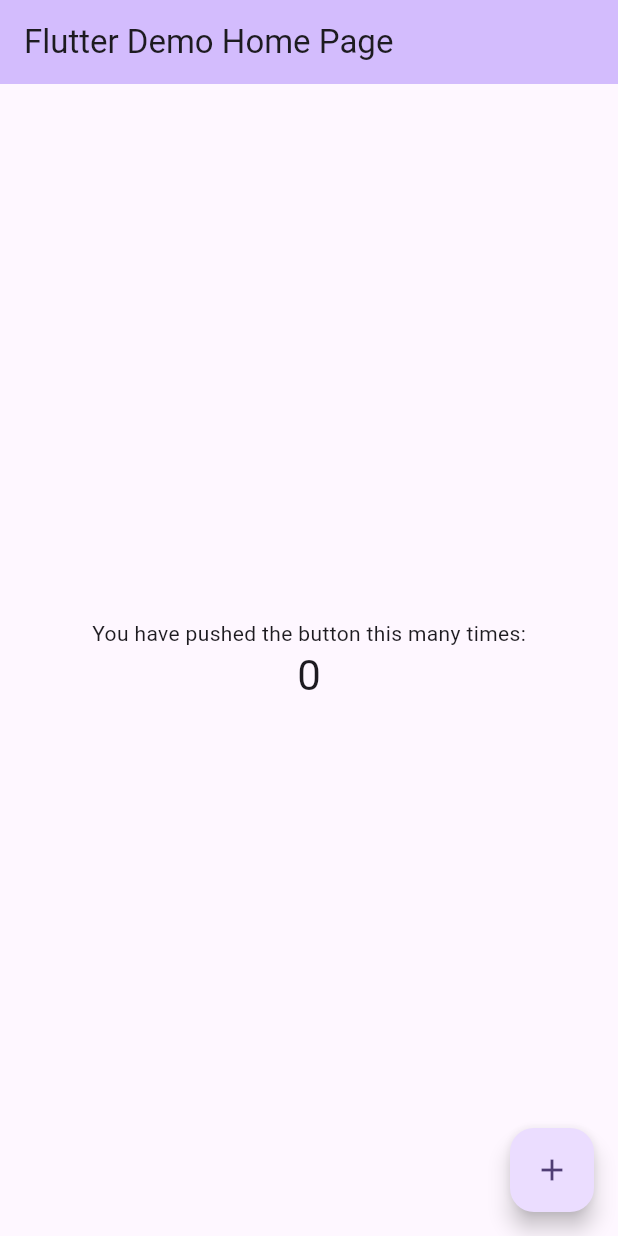
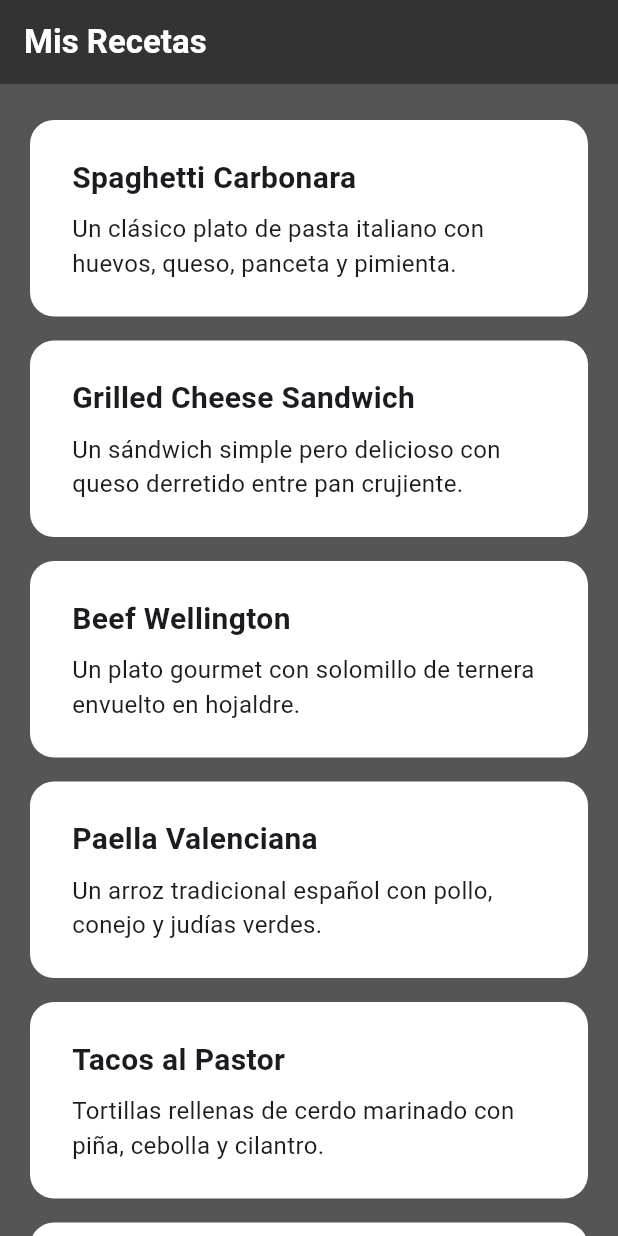
Before and after one commit to K3vnDev/my-recipes, a Flutter app: the screen it shows after launch, on a phone screen of 412 x 824 dp. Run offline on Flutter 3.47's test engine with Material 3 defaults, Android fonts, the phone set to English and light mode, and no system bars.

Commit message:
Create HomePage and list all recipes on it

```diff
--- /dev/null
+++ b/lib/consts/app_colors.dart
@@ -0,0 +1,8 @@
+import 'package:flutter/material.dart';
+
+class AppColors {
+  AppColors._();
+
+  static const Color darkGrey = Color(0xFF333333);
+  static const Color grey = Color(0xFF555555);
+}
--- a/lib/main.dart
+++ b/lib/main.dart
@@ -1,125 +1,18 @@
 import 'package:flutter/material.dart';
+import 'package:my_recipes/pages/home_page.dart';
 
 void main() {
-  runApp(const MyApp());
+  runApp(MyApp());
 }
 
 class MyApp extends StatelessWidget {
   const MyApp({super.key});
 
-  // This widget is the root of your application.
   @override
   Widget build(BuildContext context) {
     return MaterialApp(
-      title: 'Flutter Demo',
-      theme: ThemeData(
-        // This is the theme of your application.
-        //
-        // TRY THIS: Try running your application with "flutter run". You'll see
-        // the application has a purple toolbar. Then, without quitting the app,
-        // try changing the seedColor in the colorScheme below to Colors.green
-        // and then invoke "hot reload" (save your changes or press the "hot
-        // reload" button in a Flutter-supported IDE, or press "r" if you used
-        // the command line to start the app).
-        //
-        // Notice that the counter didn't reset back to zero; the application
-        // state is not lost during the reload. To reset the state, use hot
-        // restart instead.
-        //
-        // This works for code too, not just values: Most code changes can be
-        // tested with just a hot reload.
-        colorScheme: ColorScheme.fromSeed(seedColor: Colors.deepPurple),
-        useMaterial3: true,
-      ),
-      home: const MyHomePage(title: 'Flutter Demo Home Page'),
+      debugShowCheckedModeBanner: false,
+      home: HomePage(),
     );
   }
 }
-
-class MyHomePage extends StatefulWidget {
-  const MyHomePage({super.key, required this.title});
-
-  // This widget is the home page of your application. It is stateful, meaning
-  // that it has a State object (defined below) that contains fields that affect
-  // how it looks.
-
-  // This class is the configuration for the state. It holds the values (in this
-  // case the title) provided by the parent (in this case the App widget) and
-  // used by the build method of the State. Fields in a Widget subclass are
-  // always marked "final".
-
-  final String title;
-
-  @override
-  State<MyHomePage> createState() => _MyHomePageState();
-}
-
-class _MyHomePageState extends State<MyHomePage> {
-  int _counter = 0;
-
-  void _incrementCounter() {
-    setState(() {
-      // This call to setState tells the Flutter framework that something has
-      // changed in this State, which causes it to rerun the build method below
-      // so that the display can reflect the updated values. If we changed
-      // _counter without calling setState(), then the build method would not be
-      // called again, and so nothing would appear to happen.
-      _counter++;
-    });
-  }
-
-  @override
-  Widget build(BuildContext context) {
-    // This method is rerun every time setState is called, for instance as done
-    // by the _incrementCounter method above.
-    //
-    // The Flutter framework has been optimized to make rerunning build methods
-    // fast, so that you can just rebuild anything that needs updating rather
-    // than having to individually change instances of widgets.
-    return Scaffold(
-      appBar: AppBar(
-        // TRY THIS: Try changing the color here to a specific color (to
-        // Colors.amber, perhaps?) and trigger a hot reload to see the AppBar
-        // change color while the other colors stay the same.
-        backgroundColor: Theme.of(context).colorScheme.inversePrimary,
-        // Here we take the value from the MyHomePage object that was created by
-        // the App.build method, and use it to set our appbar title.
-        title: Text(widget.title),
-      ),
-      body: Center(
-        // Center is a layout widget. It takes a single child and positions it
-        // in the middle of the parent.
-        child: Column(
-          // Column is also a layout widget. It takes a list of children and
-          // arranges them vertically. By default, it sizes itself to fit its
-          // children horizontally, and tries to be as tall as its parent.
-          //
-          // Column has various properties to control how it sizes itself and
-          // how it positions its children. Here we use mainAxisAlignment to
-          // center the children vertically; the main axis here is the vertical
-          // axis because Columns are vertical (the cross axis would be
-          // horizontal).
-          //
-          // TRY THIS: Invoke "debug painting" (choose the "Toggle Debug Paint"
-          // action in the IDE, or press "p" in the console), to see the
-          // wireframe for each widget.
-          mainAxisAlignment: MainAxisAlignment.center,
-          children: <Widget>[
-            const Text(
-              'You have pushed the button this many times:',
-            ),
-            Text(
-              '$_counter',
-              style: Theme.of(context).textTheme.headlineMedium,
-            ),
-          ],
-        ),
-      ),
-      floatingActionButton: FloatingActionButton(
-        onPressed: _incrementCounter,
-        tooltip: 'Increment',
-        child: const Icon(Icons.add),
-      ), // This trailing comma makes auto-formatting nicer for build methods.
-    );
-  }
-}
--- /dev/null
+++ b/lib/models/difficulty.dart
@@ -0,0 +1 @@
+enum Difficulty { easy, medium, hard }
--- /dev/null
+++ b/lib/models/recipe.dart
@@ -0,0 +1,14 @@
+import 'package:my_recipes/models/difficulty.dart';
+
+class Recipe {
+  String title;
+  String desc;
+  int time;
+  Difficulty difficulty;
+
+  Recipe(
+      {required this.title,
+      required this.desc,
+      required this.time,
+      required this.difficulty});
+}
--- /dev/null
+++ b/lib/pages/home_page.dart
@@ -0,0 +1,72 @@
+import 'package:flutter/material.dart';
+import 'package:my_recipes/consts/app_colors.dart';
+import 'package:my_recipes/models/difficulty.dart';
+import 'package:my_recipes/models/recipe.dart';
+import 'package:my_recipes/widgets/recipe_tile.dart';
+
+class HomePage extends StatelessWidget {
+  HomePage({super.key});
+
+  final double gap = 16;
+  final List<Recipe> recipes = [
+    Recipe(
+      title: "Spaghetti Carbonara",
+      desc:
+          "Un clásico plato de pasta italiano con huevos, queso, panceta y pimienta.",
+      time: 25,
+      difficulty: Difficulty.medium,
+    ),
+    Recipe(
+      title: "Grilled Cheese Sandwich",
+      desc:
+          "Un sándwich simple pero delicioso con queso derretido entre pan crujiente.",
+      time: 10,
+      difficulty: Difficulty.easy,
+    ),
+    Recipe(
+      title: "Beef Wellington",
+      desc: "Un plato gourmet con solomillo de ternera envuelto en hojaldre.",
+      time: 90,
+      difficulty: Difficulty.hard,
+    ),
+    Recipe(
+      title: "Paella Valenciana",
+      desc: "Un arroz tradicional español con pollo, conejo y judías verdes.",
+      time: 60,
+      difficulty: Difficulty.hard,
+    ),
+    Recipe(
+      title: "Tacos al Pastor",
+      desc:
+          "Tortillas rellenas de cerdo marinado con piña, cebolla y cilantro.",
+      time: 45,
+      difficulty: Difficulty.medium,
+    ),
+    Recipe(
+      title: "Churros con Chocolate",
+      desc: "Dulces fritos crujientes servidos con chocolate caliente espeso.",
+      time: 30,
+      difficulty: Difficulty.easy,
+    ),
+  ];
+
+  @override
+  Widget build(BuildContext context) {
+    return Scaffold(
+      backgroundColor: AppColors.grey,
+      appBar: AppBar(
+        title: Text(
+          "Mis Recetas",
+          style: TextStyle(color: Colors.white, fontWeight: FontWeight.bold),
+        ),
+        backgroundColor: AppColors.darkGrey,
+      ),
+      body: ListView.separated(
+        itemCount: recipes.length,
+        itemBuilder: (context, index) => RecipeTile(recipe: recipes[index]),
+        padding: EdgeInsets.symmetric(horizontal: 20, vertical: 24),
+        separatorBuilder: (context, index) => SizedBox(height: gap),
+      ),
+    );
+  }
+}
--- /dev/null
+++ b/lib/widgets/recipe_tile.dart
@@ -0,0 +1,31 @@
+import 'package:flutter/material.dart';
+import 'package:my_recipes/models/recipe.dart';
+
+class RecipeTile extends StatelessWidget {
+  const RecipeTile({super.key, required this.recipe});
+  final Recipe recipe;
+
+  @override
+  Widget build(BuildContext context) {
+    return Container(
+      padding: EdgeInsets.symmetric(horizontal: 28, vertical: 24),
+      decoration: BoxDecoration(
+          color: Colors.white, borderRadius: BorderRadius.circular(16)),
+      child: Column(
+        mainAxisSize: MainAxisSize.min,
+        crossAxisAlignment: CrossAxisAlignment.start,
+        spacing: 8,
+        children: [
+          Text(
+            recipe.title,
+            style: TextStyle(fontWeight: FontWeight.bold, fontSize: 20),
+          ),
+          Text(
+            recipe.desc,
+            style: TextStyle(fontSize: 16),
+          )
+        ],
+      ),
+    );
+  }
+}
```
